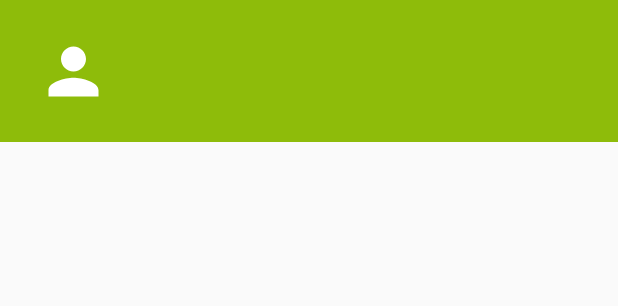
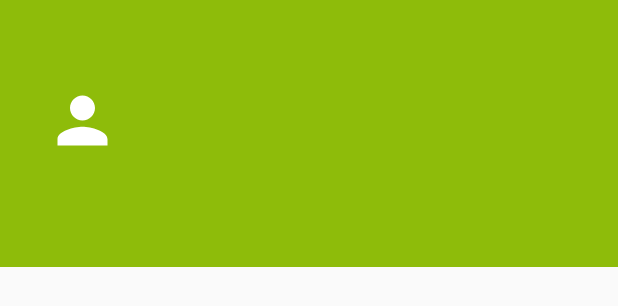
Before and after one commit to catarinamargxavier/Greencities, an Android app: the layout nav_header_navigation_drawer.xml on its own in the app's theme, with its tools: preview values and no code run, on a phone screen of 412 x 824 dp. Shown: the top 306 px of the screen. Run offline under Robolectric (Android 15) with nearby library versions, the phone set to English and light mode, and no system bars.

Commit message:
Delete Navigation drawer

```diff
--- a/app/build.gradle
+++ b/app/build.gradle
@@ -48,8 +48,6 @@ dependencies {
 
     implementation 'com.google.zxing:core:3.2.1'
 
-    implementation 'com.mindorks:placeholderview:0.2.7'
-
     implementation 'com.firebaseui:firebase-ui-storage:0.6.0'
 
     implementation 'com.google.android.gms:play-services-maps:15.0.0'
--- a/app/src/main/AndroidManifest.xml
+++ b/app/src/main/AndroidManifest.xml
@@ -46,10 +46,6 @@
             android:name=".ProfileAtivity"
             android:screenOrientation="portrait" />
         <activity
-            android:name=".NavigationDrawer"
-            android:label="@string/title_activity_navigation_drawer"
-            android:theme="@style/AppTheme" />
-        <activity
             android:name=".StartActivity"
             android:screenOrientation="portrait" />
         <activity
@@ -78,6 +74,7 @@
             android:name="com.google.android.geo.API_KEY"
             android:value="@string/google_maps_key" />
 
+
     </application>
 
 </manifest>
--- a/app/src/main/res/layout/nav_header_navigation_drawer.xml
+++ b/app/src/main/res/layout/nav_header_navigation_drawer.xml
@@ -1,54 +1,31 @@
 <?xml version="1.0" encoding="utf-8"?>
-<android.support.constraint.ConstraintLayout xmlns:android="http://schemas.android.com/apk/res/android"
-    xmlns:app="http://schemas.android.com/apk/res-auto"
-    xmlns:tools="http://schemas.android.com/tools"
+<LinearLayout xmlns:android="http://schemas.android.com/apk/res/android"
     android:layout_width="match_parent"
-    android:layout_height="wrap_content"
+    android:layout_height="178dp"
     android:orientation="vertical"
     android:background="@color/colorPrimary"
-    android:paddingLeft="16dp">
-
+    android:paddingLeft="30dp">
     <ImageView
         android:id="@+id/profileImageView"
         android:layout_width="50dp"
         android:layout_height="50dp"
+        android:src="@drawable/ic_person_black"
         android:layout_gravity="left|top"
-        android:layout_marginStart="8dp"
-        android:layout_marginTop="8dp"
-        android:layout_marginBottom="8dp"
-        android:src="@drawable/ic_person_black"
-        app:layout_constraintBottom_toBottomOf="parent"
-        app:layout_constraintStart_toStartOf="parent"
-        app:layout_constraintTop_toTopOf="parent" />
-
-    <LinearLayout
-        android:layout_width="wrap_content"
-        android:layout_height="wrap_content"
-        android:layout_marginStart="16dp"
-        android:layout_marginTop="16dp"
-        android:layout_marginBottom="16dp"
-        android:orientation="vertical"
-        app:layout_constraintBottom_toBottomOf="parent"
-        app:layout_constraintStart_toEndOf="@+id/profileImageView"
-        app:layout_constraintTop_toTopOf="parent">
-
+        android:layout_marginTop="55dp" />
     <TextView
         android:id="@+id/nameTxt"
         android:layout_width="wrap_content"
         android:layout_height="wrap_content"
-            android:layout_marginTop="8dp"
         android:textColor="@color/white"
         android:textSize="14sp"
-            android:textStyle="bold"
-            app:layout_constraintTop_toBottomOf="@+id/emailTxt" />
-
+        android:layout_marginTop="20dp"
+        android:textStyle="bold"/>
     <TextView
         android:id="@+id/emailTxt"
         android:layout_width="wrap_content"
         android:layout_height="wrap_content"
-            android:layout_marginTop="16dp"
         android:textColor="@color/white"
+        android:layout_marginTop="5dp"
         android:textSize="14sp"
-            android:textStyle="normal" />
+        android:textStyle="normal"/>
 </LinearLayout>
-</android.support.constraint.ConstraintLayout>
--- a/app/src/main/res/values/styles.xml
+++ b/app/src/main/res/values/styles.xml
@@ -9,14 +9,8 @@
         <item name="android:windowContentOverlay">@null</item>
         <item name="windowActionBar">false</item>
         <item name="windowNoTitle">true</item>
-        <item name="drawerArrowStyle">@style/MaterialDrawer.DrawerArrowStyle</item>
     </style>
 
-    <!--use item name="drawerArrowStyle" if you are using dark primaryColor in your app, else remove it-->
-    <style name="MaterialDrawer.DrawerArrowStyle" parent="Widget.AppCompat.DrawerArrowToggle">
-        <item name="spinBars">false</item>
-        <item name="color">@android:color/white</item>
-    </style>
     <style name="AppTheme.AppBarOverlay" parent="ThemeOverlay.AppCompat.Dark.ActionBar" />
 
     <style name="AppTheme.PopupOverlay" parent="ThemeOverlay.AppCompat.Light" />
```
Also changed, not shown: app/src/main/java/icm/entities/DrawerHeader.java (deleted, +0 -31 lines), app/src/main/java/icm/entities/DrawerMenuItem.java (deleted, +0 -131 lines), app/src/main/java/icm/greencities/MainActivity.java (+15 -59 lines), app/src/main/res/layout/activity_main.xml (+0 -33 lines), app/src/main/res/layout/drawer_item.xml (deleted, +0 -22 lines), app/src/main/res/layout/toolbar_home.xml (deleted, +0 -14 lines), 1 other file. Lines whose indentation alone changed are shown as unchanged.
